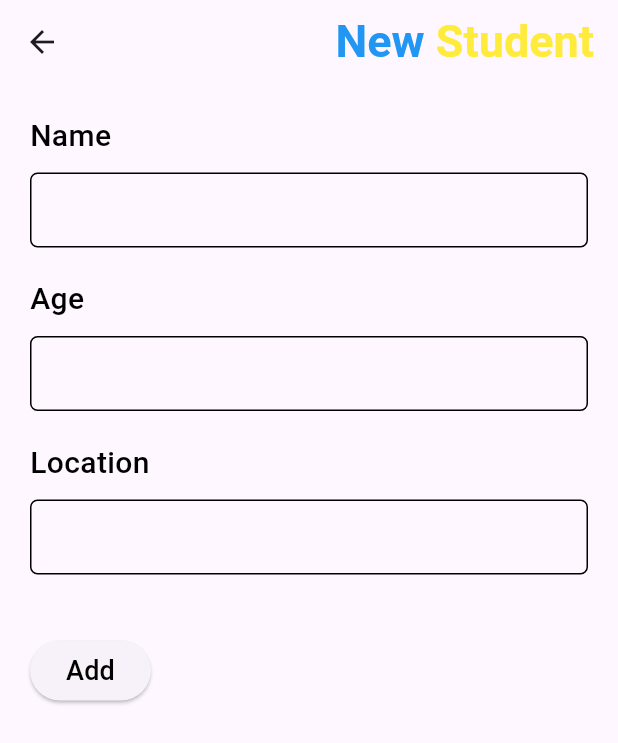
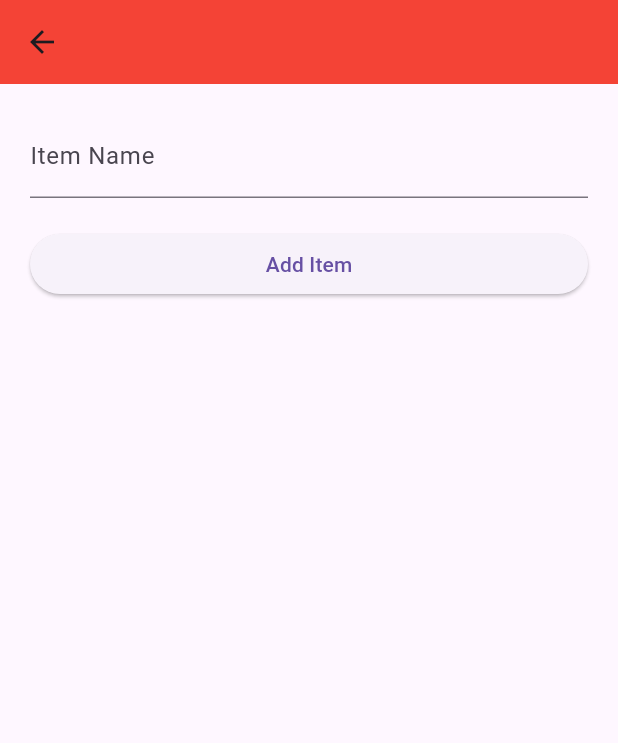
Before and after one commit to jdtdjayasingha/Data-Manage-Mobile-Application, a Flutter app: the screen it shows after launch, after a tap on the "add" icon, on a phone screen of 412 x 824 dp. Shown: the top 743 px of the screen. Run offline on Flutter 3.47's test engine with Material 3 defaults, Android fonts, the phone set to English and light mode, and no system bars; our stand-ins replace cloud_firestore, firebase_core; accounts and stored records are empty.

Commit message:
Modified all file

```diff
--- a/lib/Screen/dashboard.dart
+++ b/lib/Screen/dashboard.dart
@@ -1,45 +1,116 @@
+import 'package:data_manage_mobile_application/Screen/new.dart';
 import 'package:flutter/material.dart';
-import 'package:data_manage_mobile_application/Screen/new.dart';
+import 'package:cloud_firestore/cloud_firestore.dart';
 
-class Home extends StatefulWidget {
-  const Home({super.key});
+class Dashboard extends StatelessWidget {
+  const Dashboard({super.key});
 
   @override
-  State<Home> createState() => _HomeState();
+  Widget build(BuildContext context) {
+    return MaterialApp(
+      title: 'Flutter Firebase CRUD',
+      theme: ThemeData(
+        primarySwatch: Colors.blue,
+      ),
+      home: MyHomePage(),
+    );
+  }
 }
 
-class _HomeState extends State<Home> {
+class MyHomePage extends StatefulWidget {
+  @override
+  _MyHomePageState createState() => _MyHomePageState();
+}
+
+class _MyHomePageState extends State<MyHomePage> {
+  final TextEditingController _textEditingController = TextEditingController();
+  late CollectionReference _collectionReference;
+
+  @override
+  void initState() {
+    super.initState();
+    _collectionReference = FirebaseFirestore.instance.collection('items');
+  }
+
+  void _addItem() async {
+    await _collectionReference.add({'name': _textEditingController.text});
+    _textEditingController.clear();
+  }
+
+  void _updateItem(DocumentSnapshot doc) async {
+    await showDialog(
+      context: context,
+      builder: (BuildContext context) {
+        final TextEditingController controller =
+            TextEditingController(text: doc['name']);
+        return AlertDialog(
+          title: Text('Update Item'),
+          content: TextField(
+            controller: controller,
+          ),
+          actions: <Widget>[
+            TextButton(
+              onPressed: () {
+                Navigator.of(context).pop();
+              },
+              child: Text('Cancel'),
+            ),
+            TextButton(
+              onPressed: () async {
+                await doc.reference.update({'name': controller.text});
+                Navigator.of(context).pop();
+              },
+              child: Text('Update'),
+            ),
+            TextButton(
+              onPressed: () async {
+                await doc.reference.delete();
+                Navigator.of(context).pop();
+              },
+              child: Text('Delete'),
+            ),
+          ],
+        );
+      },
+    );
+  }
+
   @override
   Widget build(BuildContext context) {
     return Scaffold(
       floatingActionButton: FloatingActionButton(
         onPressed: () {
           Navigator.push(
-              context,
-              MaterialPageRoute(
-                builder: (context) => NewStudent(),
-              ));
+            context,
+            MaterialPageRoute(builder: (context) => const New()),
+          );
         },
-        child: Icon(Icons.add),
+        child: const Icon(Icons.add),
       ),
-      appBar: AppBar(
-        title: Row(
-          mainAxisAlignment: MainAxisAlignment.center,
-          children: const [
-            Text(
-              "Student ",
-              style: TextStyle(
-                color: Colors.blue,
-                fontSize: 30,
-                fontWeight: FontWeight.w700,
-              ),
-            ),
-            Text(
-              "Note",
-              style: TextStyle(
-                color: Colors.yellow,
-                fontSize: 30,
-                fontWeight: FontWeight.w700,
+      body: Padding(
+        padding: const EdgeInsets.all(20.0),
+        child: Column(
+          crossAxisAlignment: CrossAxisAlignment.stretch,
+          children: [
+            Expanded(
+              child: StreamBuilder<QuerySnapshot>(
+                stream: _collectionReference.snapshots(),
+                builder: (BuildContext context,
+                    AsyncSnapshot<QuerySnapshot> snapshot) {
+                  if (!snapshot.hasData) {
+                    return Center(child: CircularProgressIndicator());
+                  }
+                  return ListView.builder(
+                    itemCount: snapshot.data!.docs.length,
+                    itemBuilder: (BuildContext context, int index) {
+                      final DocumentSnapshot doc = snapshot.data!.docs[index];
+                      return ListTile(
+                        title: Text(doc['name']),
+                        onTap: () => _updateItem(doc),
+                      );
+                    },
+                  );
+                },
               ),
             ),
           ],
--- a/lib/Screen/new.dart
+++ b/lib/Screen/new.dart
@@ -1,168 +1,94 @@
-import 'package:data_manage_mobile_application/Service/database.dart';
 import 'package:flutter/material.dart';
-import 'package:fluttertoast/fluttertoast.dart';
-import 'package:random_string/random_string.dart';
+import 'package:cloud_firestore/cloud_firestore.dart';
 
-class NewStudent extends StatefulWidget {
-  const NewStudent({super.key});
+class New extends StatelessWidget {
+  const New({super.key});
 
   @override
-  State<NewStudent> createState() => _NewStudentState();
+  Widget build(BuildContext context) {
+    return MyHomePage();
+  }
 }
 
-class _NewStudentState extends State<NewStudent> {
-  TextEditingController namecontroller = TextEditingController();
-  TextEditingController agecontroller = TextEditingController();
-  TextEditingController locationcontroller = TextEditingController();
+class MyHomePage extends StatefulWidget {
+  @override
+  _MyHomePageState createState() => _MyHomePageState();
+}
+
+class _MyHomePageState extends State<MyHomePage> {
+  final TextEditingController _textEditingController = TextEditingController();
+  late CollectionReference _collectionReference;
+
+  @override
+  void initState() {
+    super.initState();
+    _collectionReference = FirebaseFirestore.instance.collection('items');
+  }
+
+  void _addItem() async {
+    await _collectionReference.add({'name': _textEditingController.text});
+    _textEditingController.clear();
+  }
+
+  void _updateItem(DocumentSnapshot doc) async {
+    await showDialog(
+      context: context,
+      builder: (BuildContext context) {
+        final TextEditingController controller =
+            TextEditingController(text: doc['name']);
+        return AlertDialog(
+          title: Text('Update Item'),
+          content: TextField(
+            controller: controller,
+          ),
+          actions: <Widget>[
+            TextButton(
+              onPressed: () {
+                Navigator.of(context).pop();
+              },
+              child: Text('Cancel'),
+            ),
+            TextButton(
+              onPressed: () async {
+                await doc.reference.update({'name': controller.text});
+                Navigator.of(context).pop();
+              },
+              child: Text('Update'),
+            ),
+            TextButton(
+              onPressed: () async {
+                await doc.reference.delete();
+                Navigator.of(context).pop();
+              },
+              child: Text('Delete'),
+            ),
+          ],
+        );
+      },
+    );
+  }
+
   @override
   Widget build(BuildContext context) {
     return Scaffold(
       appBar: AppBar(
-        title: Row(
-          mainAxisAlignment: MainAxisAlignment.end,
-          children: const [
-            Text(
-              "New ",
-              style: TextStyle(
-                color: Colors.blue,
-                fontSize: 30,
-                fontWeight: FontWeight.w700,
-              ),
+        backgroundColor: Colors.red,
+      ),
+      body: Padding(
+        padding: const EdgeInsets.all(20.0),
+        child: Column(
+          crossAxisAlignment: CrossAxisAlignment.stretch,
+          children: [
+            TextField(
+              controller: _textEditingController,
+              decoration: InputDecoration(labelText: 'Item Name'),
             ),
-            Text(
-              "Student",
-              style: TextStyle(
-                color: Colors.yellow,
-                fontSize: 30,
-                fontWeight: FontWeight.w700,
-              ),
+            SizedBox(height: 20.0),
+            ElevatedButton(
+              onPressed: _addItem,
+              child: Text('Add Item'),
             ),
           ],
-        ),
-      ),
-      body: SingleChildScrollView(
-        child: Container(
-          margin: EdgeInsets.only(
-            left: 20,
-            right: 20,
-            top: 20,
-          ),
-          child: Column(
-            crossAxisAlignment: CrossAxisAlignment.start,
-            children: [
-              Text(
-                "Name",
-                style: TextStyle(
-                  color: Colors.black,
-                  fontSize: 20,
-                  fontWeight: FontWeight.w500,
-                ),
-              ),
-              SizedBox(
-                height: 10,
-              ),
-              Container(
-                padding: EdgeInsets.only(
-                  left: 10,
-                ),
-                decoration: BoxDecoration(
-                  border: Border.all(),
-                  borderRadius: BorderRadius.circular(5),
-                ),
-                child: TextField(
-                  controller: namecontroller,
-                  decoration: InputDecoration(border: InputBorder.none),
-                ),
-              ),
-              SizedBox(
-                height: 20,
-              ),
-              Text(
-                "Age",
-                style: TextStyle(
-                  color: Colors.black,
-                  fontSize: 20,
-                  fontWeight: FontWeight.w500,
-                ),
-              ),
-              SizedBox(
-                height: 10,
-              ),
-              Container(
-                padding: EdgeInsets.only(
-                  left: 10,
-                ),
-                decoration: BoxDecoration(
-                  border: Border.all(),
-                  borderRadius: BorderRadius.circular(5),
-                ),
-                child: TextField(
-                  controller: agecontroller,
-                  decoration: InputDecoration(border: InputBorder.none),
-                ),
-              ),
-              SizedBox(
-                height: 20,
-              ),
-              Text(
-                "Location",
-                style: TextStyle(
-                  color: Colors.black,
-                  fontSize: 20,
-                  fontWeight: FontWeight.w500,
-                ),
-              ),
-              SizedBox(
-                height: 10,
-              ),
-              Container(
-                padding: EdgeInsets.only(
-                  left: 10,
-                ),
-                decoration: BoxDecoration(
-                  border: Border.all(),
-                  borderRadius: BorderRadius.circular(5),
-                ),
-                child: TextField(
-                  controller: locationcontroller,
-                  decoration: InputDecoration(border: InputBorder.none),
-                ),
-              ),
-              SizedBox(
-                height: 40,
-              ),
-              ElevatedButton(
-                onPressed: () async {
-                  String Id = randomAlphaNumeric(10);
-                  Map<String, dynamic> studentInfoMap = {
-                    "Name": namecontroller.text,
-                    "Age": agecontroller.text,
-                    "Id": Id,
-                    "Location": locationcontroller.text,
-                  };
-                  await Database()
-                      .addStudentDetails(studentInfoMap, Id)
-                      .then((value) {
-                    Fluttertoast.showToast(
-                        msg: "Student Details has been uploaded successfuly",
-                        toastLength: Toast.LENGTH_SHORT,
-                        gravity: ToastGravity.CENTER,
-                        timeInSecForIosWeb: 1,
-                        backgroundColor: Colors.red,
-                        textColor: Colors.white,
-                        fontSize: 16.0);
-                  });
-                },
-                child: Text(
-                  "Add",
-                  style: TextStyle(
-                    fontSize: 18,
-                    color: Colors.black,
-                  ),
-                ),
-              )
-            ],
-          ),
         ),
       ),
     );
--- a/lib/Service/database.dart
+++ /dev/null
@@ -1,11 +0,0 @@
-import 'package:cloud_firestore/cloud_firestore.dart';
-
-class Database {
-  Future addStudentDetails(
-      Map<String, dynamic> studentInfoMap, String id) async {
-    return await FirebaseFirestore.instance
-        .collection("Student")
-        .doc(id)
-        .set(studentInfoMap);
-  }
-}
--- a/lib/main.dart
+++ b/lib/main.dart
@@ -1,5 +1,3 @@
-
-
 import 'package:data_manage_mobile_application/Screen/dashboard.dart';
 import 'package:flutter/material.dart';
 import 'package:firebase_core/firebase_core.dart';
@@ -20,7 +18,7 @@
   Widget build(BuildContext context) {
     return MaterialApp(
       debugShowCheckedModeBanner: false,
-      home: Home(),
+      home: Dashboard(),
     );
   }
 }
```
